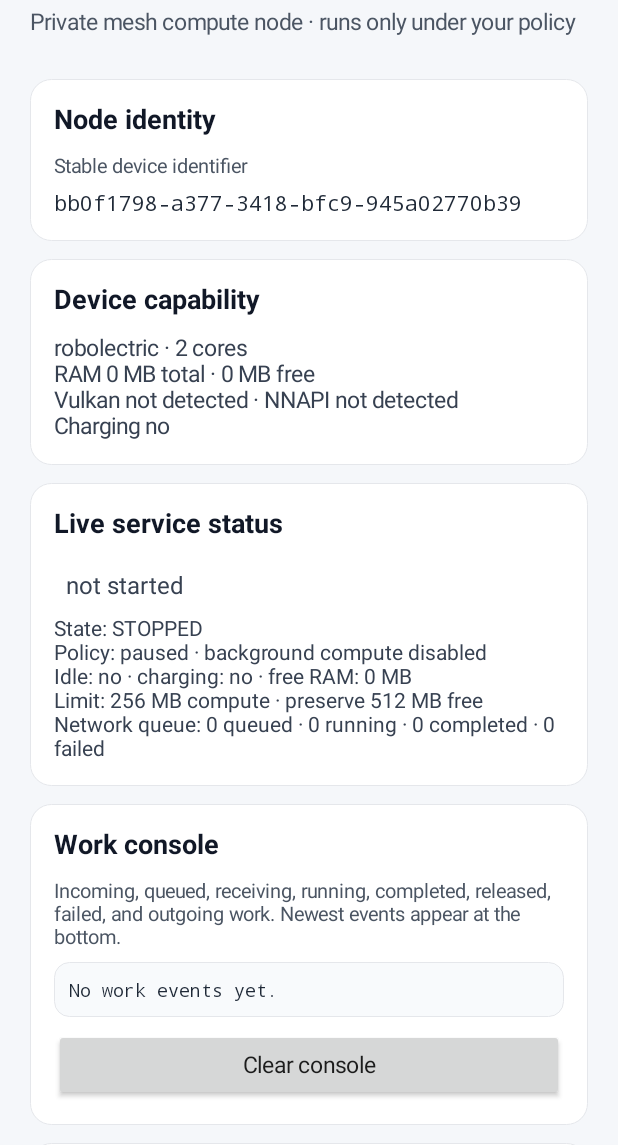
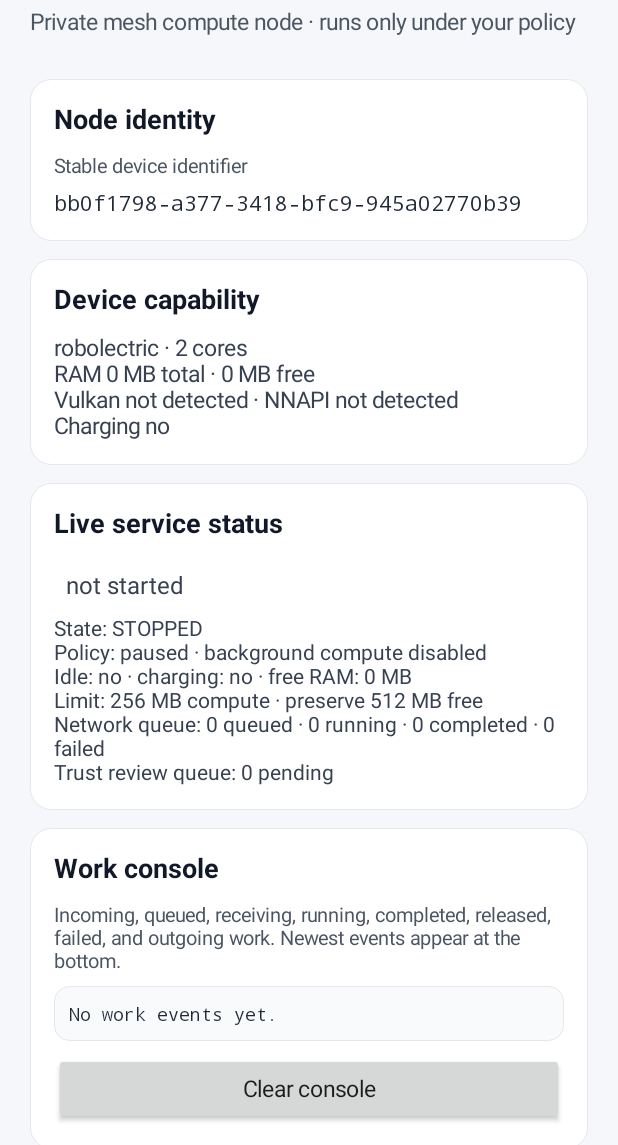
Before and after one commit to ZeroDriveX1/zdx-paralell-pyxel-vm, an Android app: the screen it shows after launch (MainActivity), on a phone screen of 412 x 824 dp, the part 91-1236 px from its top. Run offline under Robolectric (Android 15) with nearby library versions, the light colour scheme and no system bars.

Commit message:
show trust review queue in Android status

```diff
--- a/android/app/src/main/java/com/zerodrivex/zdxnode/MainActivity.kt
+++ b/android/app/src/main/java/com/zerodrivex/zdxnode/MainActivity.kt
@@ -222,6 +222,7 @@ class MainActivity : Activity() {
         val queueCompleted = status.getInt("queue_completed", 0)
         val queueFailed = status.getInt("queue_failed", 0)
         val clusterMaster = status.getString("cluster_master", null)
+        val rectificationPending = status.getInt("rectification_pending", 0)
 
         statusView.text = message
         statusView.setTextColor(
@@ -254,6 +255,7 @@ class MainActivity : Activity() {
                 .append(queueCompleted).append(" completed · ")
                 .append(queueFailed).append(" failed")
             if (!clusterMaster.isNullOrBlank()) append("\nCluster master: ").append(clusterMaster)
+            append("\nTrust review queue: ").append(rectificationPending).append(" pending")
         }
 
         capabilityView.text = capabilitySummary(DeviceCapabilityCollector(this).collect())
```
